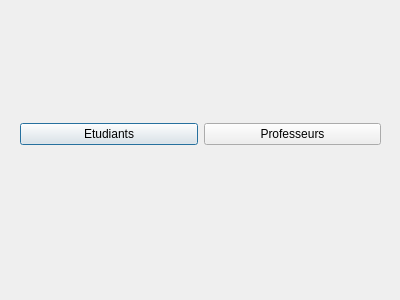
Above: c++_oussa/Gestion_UI/menugestion.ui from khadimkasse/projet_cpp_ndeye before the change. Below: the same form after it.
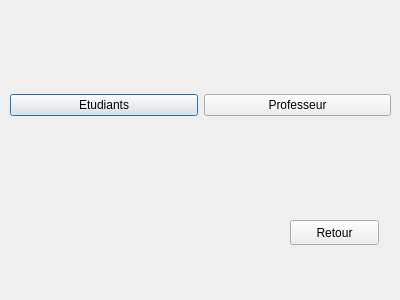
That is the form after the change.

```diff
--- a/c++_oussa/Gestion_UI/menugestion.ui
+++ b/c++_oussa/Gestion_UI/menugestion.ui
@@ -16,10 +16,10 @@
   <widget class="QWidget" name="horizontalLayoutWidget">
    <property name="geometry">
     <rect>
-     <x>20</x>
-     <y>121</y>
-     <width>361</width>
-     <height>27</height>
+     <x>10</x>
+     <y>90</y>
+     <width>381</width>
+     <height>31</height>
     </rect>
    </property>
    <layout class="QHBoxLayout" name="horizontalLayout">
@@ -33,12 +33,25 @@
     <item>
      <widget class="QPushButton" name="gestionProfesseurs">
       <property name="text">
-       <string>Professeurs</string>
+       <string>Professeur</string>
       </property>
      </widget>
     </item>
    </layout>
   </widget>
+  <widget class="QPushButton" name="retour">
+   <property name="geometry">
+    <rect>
+     <x>290</x>
+     <y>220</y>
+     <width>89</width>
+     <height>25</height>
+    </rect>
+   </property>
+   <property name="text">
+    <string>Retour</string>
+   </property>
+  </widget>
  </widget>
  <resources/>
  <connections/>
```
Left out of the diff: 2 changed lines with no effect on the pictures.
